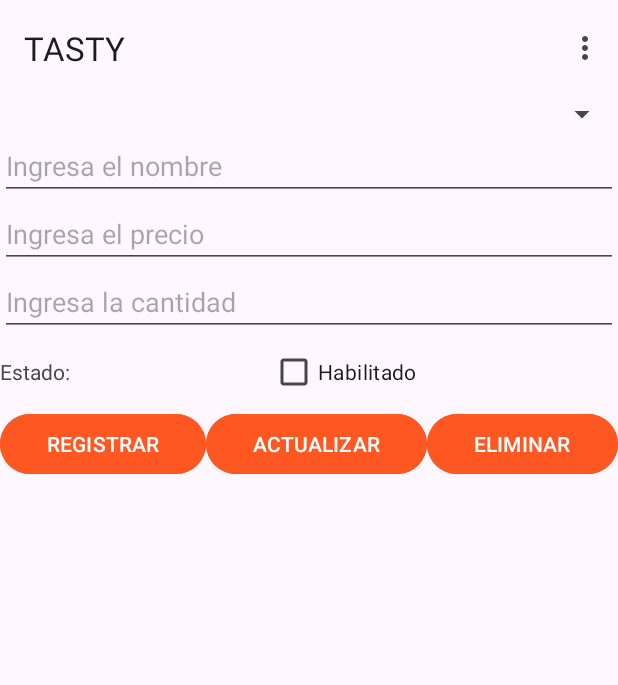
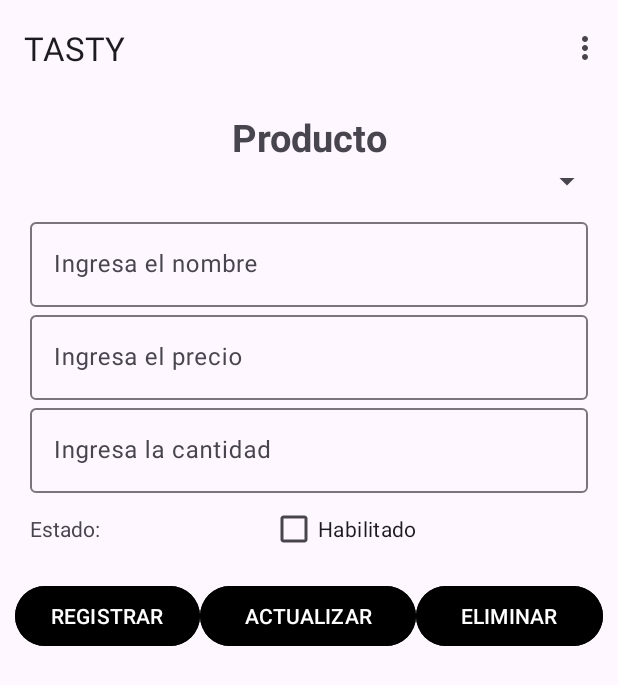
Before and after one commit to Darinka2021/Movil_TastyFood, an Android app: the screen it shows after launch (MainActivity), in the options menu, after a tap on "Producto", on a phone screen of 412 x 824 dp. Shown: the top 685 px of the screen. Run offline under Robolectric (Android 15) with nearby library versions, the phone set to English and light mode, and no system bars; our stand-ins replace navigation-ui.

Commit message:
actualización diseño xml de fragment_producto

```diff
--- a/app/src/main/res/layout/fragment_categoria.xml
+++ b/app/src/main/res/layout/fragment_categoria.xml
@@ -10,11 +10,11 @@
     <TextView
         android:id="@+id/titulo_categoria"
         android:text="CATEGORIA"
-        android:textStyle="bold"
-        android:textSize="25dp"
         android:layout_width="match_parent"
         android:layout_height="wrap_content"
         app:layout_constraintTop_toTopOf="parent"
+        android:textStyle="bold"
+        android:textSize="25dp"
         android:textAlignment="center"
         android:layout_marginBottom="10dp"/>
 
@@ -108,7 +108,7 @@
             android:layout_height="wrap_content"
             android:layout_marginTop="30dp"
             android:listSelector="@color/tasty_naranja"
-            tools:layout_editor_absoluteX="10dp" />
+             />
     </androidx.cardview.widget.CardView>
 
 </androidx.constraintlayout.widget.ConstraintLayout>
--- a/app/src/main/res/layout/fragment_producto.xml
+++ b/app/src/main/res/layout/fragment_producto.xml
@@ -1,37 +1,50 @@
 <?xml version="1.0" encoding="utf-8"?>
-<androidx.core.widget.NestedScrollView xmlns:android="http://schemas.android.com/apk/res/android"
+<androidx.constraintlayout.widget.ConstraintLayout xmlns:android="http://schemas.android.com/apk/res/android"
     xmlns:app="http://schemas.android.com/apk/res-auto"
     xmlns:tools="http://schemas.android.com/tools"
-
     android:layout_width="match_parent"
     android:layout_height="match_parent"
-    tools:context=".ProductoFragment"
-   >
+    android:layout_margin="10dp"
+    tools:context=".ProductoFragment">
 
-
-    <LinearLayout
+        <TextView
+            android:id="@+id/title_producto"
             android:layout_width="match_parent"
             android:layout_height="wrap_content"
-        android:orientation="vertical">
-
-        <LinearLayout
-            android:layout_width="match_parent"
-            android:layout_height="match_parent"
-            android:orientation="vertical">
+            android:textStyle="bold"
+            android:textSize="25dp"
+            android:textAlignment="center"
+            android:layout_marginBottom="10dp"
+            app:layout_constraintTop_toTopOf="parent"
+            android:text="Producto"/>
 
         <Spinner
             android:id="@+id/cboCategoria"
             android:layout_width="match_parent"
-                android:layout_height="wrap_content"/>
-
+            android:layout_height="wrap_content"
+            android:layout_marginBottom="10dp"
+            app:layout_constraintTop_toBottomOf="@id/title_producto"/>
+        <LinearLayout
+            android:id="@+id/contenedor_campos_producto"
+            android:layout_width="match_parent"
+            android:layout_height="wrap_content"
+            android:padding="10dp"
+            app:layout_constraintTop_toBottomOf="@id/cboCategoria"
+            android:orientation="vertical">
+            <com.google.android.material.textfield.TextInputLayout
+                android:layout_width="match_parent"
+                android:layout_height="wrap_content">
                 <EditText
                     android:id="@+id/txtNomPro"
                     android:layout_width="match_parent"
                     android:layout_height="match_parent"
-                android:ems="10"
                     android:hint="Ingresa el nombre"
                     android:inputType="text" />
+            </com.google.android.material.textfield.TextInputLayout>
 
+            <com.google.android.material.textfield.TextInputLayout
+                android:layout_width="match_parent"
+                android:layout_height="wrap_content">
                 <EditText
                     android:id="@+id/txtPrePro"
                     android:layout_width="match_parent"
@@ -39,7 +52,11 @@
                     android:ems="10"
                     android:hint="Ingresa el precio"
                     android:inputType="text" />
+            </com.google.android.material.textfield.TextInputLayout>
 
+            <com.google.android.material.textfield.TextInputLayout
+                android:layout_width="match_parent"
+                android:layout_height="wrap_content">
                 <EditText
                     android:id="@+id/txtCantPro"
                     android:layout_width="match_parent"
@@ -47,13 +64,12 @@
                     android:ems="10"
                     android:hint="Ingresa la cantidad"
                     android:inputType="text" />
-        </LinearLayout>
+            </com.google.android.material.textfield.TextInputLayout>
 
             <LinearLayout
                 android:layout_width="match_parent"
-            android:layout_height="match_parent"
+                android:layout_height="wrap_content"
                 android:orientation="horizontal">
-
                 <TextView
                     android:id="@+id/textView222"
                     android:layout_width="wrap_content"
@@ -67,13 +83,16 @@
                     android:layout_height="wrap_content"
                     android:layout_weight="1"
                     android:text="Habilitado" />
-
+            </LinearLayout>
         </LinearLayout>
 
+
+
         <LinearLayout
+            android:id="@+id/contenedor_botones_producto"
             android:layout_width="match_parent"
-            android:layout_height="match_parent"
-            android:layout_weight="1"
+            android:layout_height="wrap_content"
+            app:layout_constraintTop_toBottomOf="@id/contenedor_campos_producto"
             android:orientation="horizontal">
 
             <Button
@@ -81,9 +100,7 @@
                 style="@style/Widget.Material3.Button"
                 android:layout_width="wrap_content"
                 android:layout_height="wrap_content"
-                android:layout_weight="1"
-
-                android:backgroundTint="#FF5722"
+                android:backgroundTint="@color/tasty_negro"
                 android:text="REGISTRAR" />
 
             <Button
@@ -91,7 +108,7 @@
                 android:layout_width="wrap_content"
                 android:layout_height="wrap_content"
                 android:layout_weight="1"
-                android:backgroundTint="#FF5722"
+                android:backgroundTint="@color/tasty_negro"
                 android:text="ACTUALIZAR" />
 
             <Button
@@ -99,21 +116,16 @@
                 android:layout_width="wrap_content"
                 android:layout_height="wrap_content"
                 android:layout_weight="1"
-                android:backgroundTint="#FF5722"
+                android:backgroundTint="@color/tasty_negro"
                 android:text="ELIMINAR" />
-
         </LinearLayout>
-
-        <LinearLayout
-            android:layout_width="match_parent"
-            android:layout_height="match_parent"
-            android:orientation="horizontal">
-
 <ListView
        android:id="@+id/lstPro"
        android:layout_width="match_parent"
-                android:layout_height="575dp"
-                android:listSelector="@color/design_default_color_secondary_variant" />
-        </LinearLayout>
-    </LinearLayout>
-</androidx.core.widget.NestedScrollView>
+       android:layout_height="wrap_content"
+       app:layout_constraintTop_toBottomOf="@id/contenedor_botones_producto"
+       android:layout_marginTop="30dp"
+       android:listSelector="@color/tasty_naranja"
+    />
+
+</androidx.constraintlayout.widget.ConstraintLayout>
```
Lines whose indentation alone changed are shown as unchanged.
